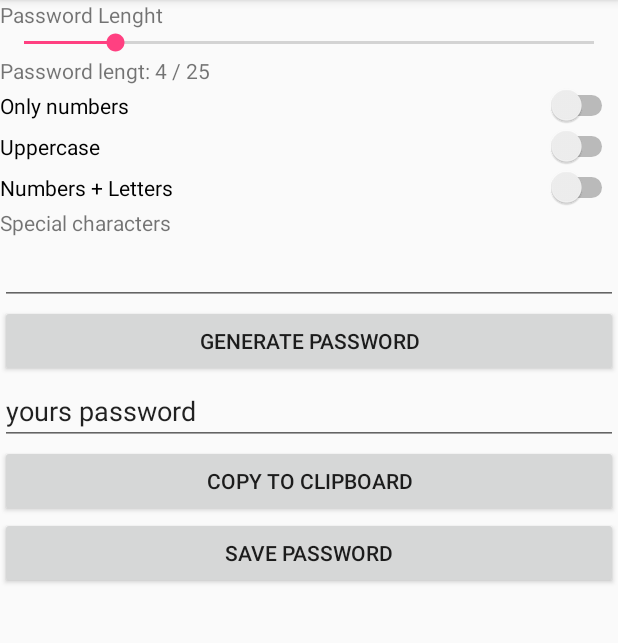
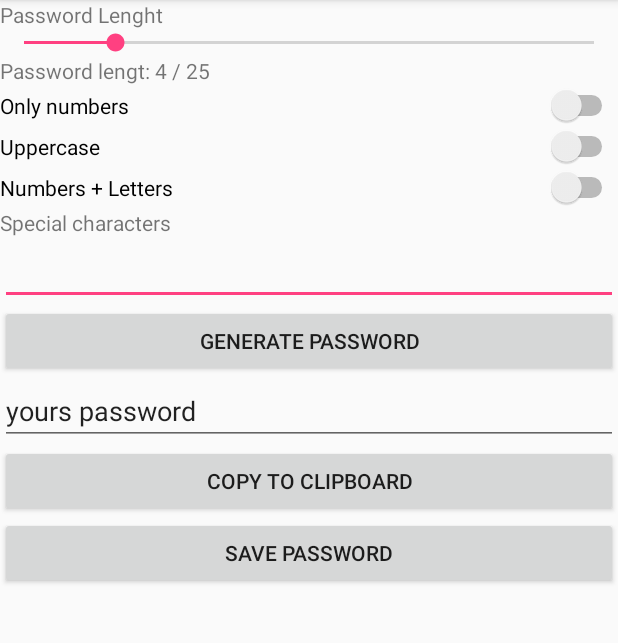
Before and after one commit to czomo/PasswordGenerator, an Android app: the screen it shows after launch (MainActivity), on a phone screen of 412 x 824 dp, the part 84-727 px from its top. Run offline under Robolectric (Android 15) with nearby library versions, the phone set to English and light mode, and no system bars.

Commit message:
fixed update

```diff
--- a/app/src/main/res/layout/activity_main.xml
+++ b/app/src/main/res/layout/activity_main.xml
@@ -60,7 +60,7 @@
                 android:id="@+id/specchar"
                 android:layout_width="match_parent"
                 android:layout_height="wrap_content"
-                android:focusable="false" />
+                android:focusableInTouchMode="true"/>
 
             <Button
                 android:id="@+id/passwordbtn"
@@ -72,7 +72,7 @@
                 android:id="@+id/password"
                 android:layout_width="match_parent"
                 android:layout_height="wrap_content"
-                android:focusable="false"
+                android:focusableInTouchMode="true"
                 android:text="yours password" />
 
             <Button
--- a/app/src/main/res/layout/bank.xml
+++ b/app/src/main/res/layout/bank.xml
@@ -14,7 +14,8 @@
             android:id="@+id/website"
             android:layout_width="match_parent"
             android:layout_height="wrap_content"
-            android:hint="Website"/>
+            android:hint="Website"
+            android:focusableInTouchMode="true"/>
 
         <LinearLayout
             android:layout_width="match_parent"
```
Also changed, not shown: app/src/main/java/com/example/tomek/passwordgenerator/Bank.java (+5 -4 lines), app/src/main/java/com/example/tomek/passwordgenerator/Helper/DBHelper.java (+18 -19 lines).
